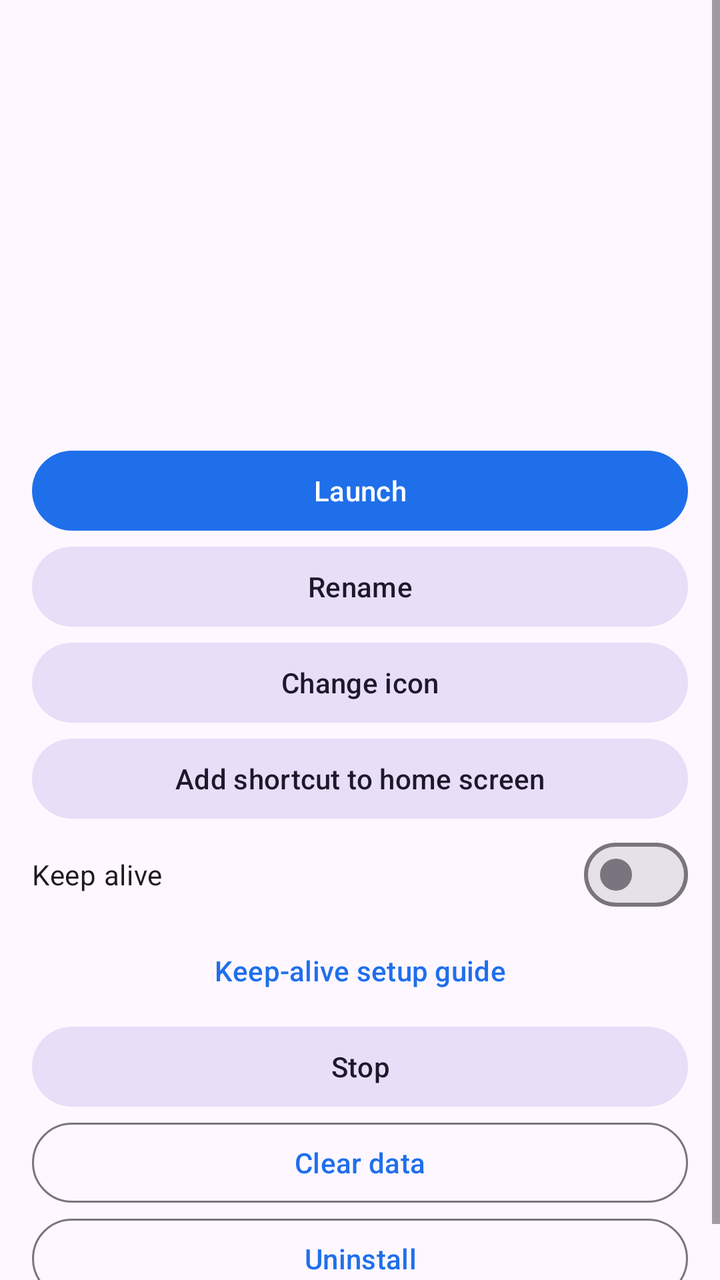
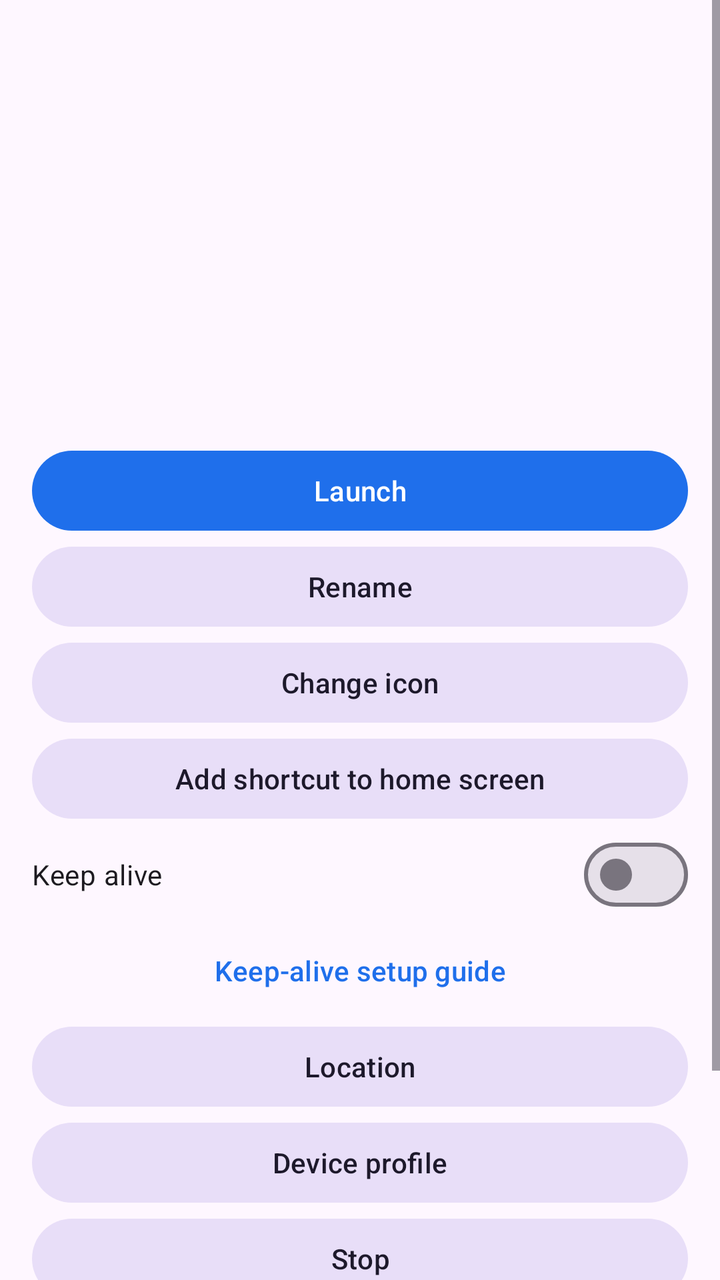

Before-and-after screenshots of an Android layout around one commit, followed by the original layout XML and the change that was made.
<!-- AndroidManifest.xml: application theme Theme.CloneLab -->
<!-- res/layout/activity_clone_detail.xml -->
<?xml version="1.0" encoding="utf-8"?>
<ScrollView xmlns:android="http://schemas.android.com/apk/res/android"
    android:layout_width="match_parent"
    android:layout_height="match_parent">

<LinearLayout
    android:layout_width="match_parent"
    android:layout_height="wrap_content"
    android:orientation="vertical"
    android:padding="16dp">

    <ImageView
        android:id="@+id/icon"
        android:layout_width="72dp"
        android:layout_height="72dp"
        android:importantForAccessibility="no" />

    <TextView
        android:id="@+id/name"
        android:layout_width="match_parent"
        android:layout_height="wrap_content"
        android:layout_marginTop="12dp"
        android:textAppearance="?attr/textAppearanceHeadlineSmall" />

    <TextView
        android:id="@+id/packageName"
        android:layout_width="match_parent"
        android:layout_height="wrap_content"
        android:layout_marginTop="8dp" />

    <TextView
        android:id="@+id/number"
        android:layout_width="match_parent"
        android:layout_height="wrap_content" />

    <TextView
        android:id="@+id/state"
        android:layout_width="match_parent"
        android:layout_height="wrap_content" />

    <LinearLayout
        android:id="@+id/actions"
        android:layout_width="match_parent"
        android:layout_height="wrap_content"
        android:layout_marginTop="24dp"
        android:orientation="vertical">

        <Button
            android:id="@+id/launch"
            android:layout_width="match_parent"
            android:layout_height="wrap_content"
            android:text="@string/detail_launch" />

        <Button
            android:id="@+id/rename"
            style="@style/Widget.Material3.Button.TonalButton"
            android:layout_width="match_parent"
            android:layout_height="wrap_content"
            android:text="@string/detail_rename" />

        <Button
            android:id="@+id/editIcon"
            style="@style/Widget.Material3.Button.TonalButton"
            android:layout_width="match_parent"
            android:layout_height="wrap_content"
            android:text="@string/detail_edit_icon" />

        <Button
            android:id="@+id/addShortcut"
            style="@style/Widget.Material3.Button.TonalButton"
            android:layout_width="match_parent"
            android:layout_height="wrap_content"
            android:text="@string/detail_add_shortcut" />

        <com.google.android.material.materialswitch.MaterialSwitch
            android:id="@+id/keepAlive"
            android:layout_width="match_parent"
            android:layout_height="wrap_content"
            android:text="@string/detail_keep_alive" />

        <Button
            android:id="@+id/keepAliveGuide"
            style="@style/Widget.Material3.Button.TextButton"
            android:layout_width="match_parent"
            android:layout_height="wrap_content"
            android:text="@string/detail_keep_alive_guide" />

        <Button
            android:id="@+id/stop"
            style="@style/Widget.Material3.Button.TonalButton"
            android:layout_width="match_parent"
            android:layout_height="wrap_content"
            android:text="@string/detail_stop" />

        <Button
            android:id="@+id/clearData"
            style="@style/Widget.Material3.Button.OutlinedButton"
            android:layout_width="match_parent"
            android:layout_height="wrap_content"
            android:text="@string/detail_clear_data" />

        <Button
            android:id="@+id/uninstall"
            style="@style/Widget.Material3.Button.OutlinedButton"
            android:layout_width="match_parent"
            android:layout_height="wrap_content"
            android:text="@string/detail_uninstall" />
    </LinearLayout>

    <Button
        android:id="@+id/remove"
        android:layout_width="match_parent"
        android:layout_height="wrap_content"
        android:layout_marginTop="24dp"
        android:text="@string/detail_remove"
        android:visibility="gone" />
</LinearLayout>
</ScrollView>
<!-- resources referenced by this layout -->
<resources>
  <string name="detail_add_shortcut">Add shortcut to home screen</string>
  <string name="detail_clear_data">Clear data</string>
  <string name="detail_edit_icon">Change icon</string>
  <string name="detail_keep_alive">Keep alive</string>
  <string name="detail_keep_alive_guide">Keep-alive setup guide</string>
  <string name="detail_launch">Launch</string>
  <string name="detail_remove">Remove</string>
  <string name="detail_rename">Rename</string>
  <string name="detail_stop">Stop</string>
  <string name="detail_uninstall">Uninstall</string>
  <style name="Theme.CloneLab" parent="Theme.Material3.DayNight">
          <item name="colorPrimary">@color/brand</item>
          <item name="colorOnPrimary">@color/white</item>
      </style>
  <color name="brand">#1F6FEB</color>
  <color name="white">#FFFFFF</color>
</resources>

<!-- the commit's change to res/layout/activity_clone_detail.xml (unified diff, before → after) -->
@@ -86,6 +86,20 @@
             android:text="@string/detail_keep_alive_guide" />
 
         <Button
+            android:id="@+id/location"
+            style="@style/Widget.Material3.Button.TonalButton"
+            android:layout_width="match_parent"
+            android:layout_height="wrap_content"
+            android:text="@string/detail_location" />
+
+        <Button
+            android:id="@+id/deviceProfile"
+            style="@style/Widget.Material3.Button.TonalButton"
+            android:layout_width="match_parent"
+            android:layout_height="wrap_content"
+            android:text="@string/detail_device_profile" />
+
+        <Button
             android:id="@+id/stop"
             style="@style/Widget.Material3.Button.TonalButton"
             android:layout_width="match_parent"
<!-- resource entries referenced after the edit -->
@@ -2,10 +2,12 @@
 <resources>
   <string name="detail_add_shortcut">Add shortcut to home screen</string>
   <string name="detail_clear_data">Clear data</string>
+  <string name="detail_device_profile">Device profile</string>
   <string name="detail_edit_icon">Change icon</string>
   <string name="detail_keep_alive">Keep alive</string>
   <string name="detail_keep_alive_guide">Keep-alive setup guide</string>
   <string name="detail_launch">Launch</string>
+  <string name="detail_location">Location</string>
   <string name="detail_remove">Remove</string>
   <string name="detail_rename">Rename</string>
   <string name="detail_stop">Stop</string>
